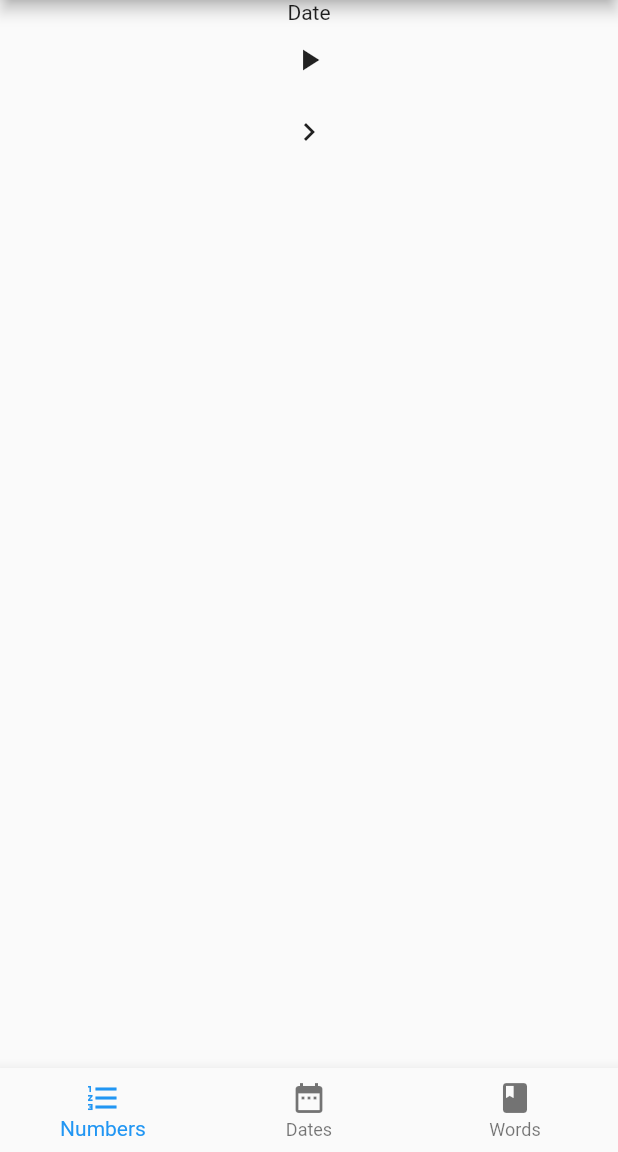
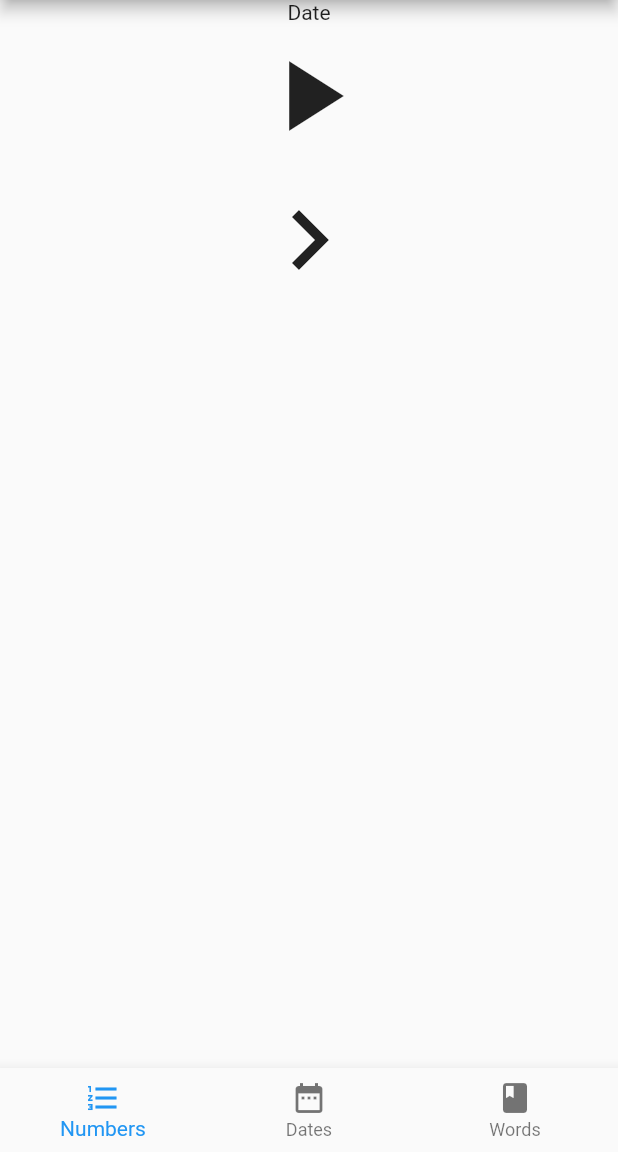
Before and after one commit to janagrill/aphasia-helper, a Flutter app: the screen it shows after launch, on a phone screen of 412 x 824 dp, the part 84-1236 px from its top. Run offline on Flutter 3.47's test engine with Material 2 defaults, Android fonts, the light colour scheme and no system bars.

Commit message:
Make icons bigger

```diff
--- a/coding_challenge/lib/home.dart
+++ b/coding_challenge/lib/home.dart
@@ -45,17 +45,19 @@ class PlayWordPage extends StatelessWidget {
           Text(
             'Date',
           ),
-          FlatButton(
+          IconButton(
+            iconSize: 80,
+            icon: Icon(Icons.play_arrow),
             onPressed: () {
               print('play button pressed');
             },
-            child: Icon(Icons.play_arrow),
           ),
-          FlatButton(
+          IconButton(
+            iconSize: 80,
+            icon: Icon(Icons.navigate_next),
             onPressed: () {
               print('next button pressed');
             },
-            child: Icon(Icons.navigate_next),
           ),
         ],
       ),
```
